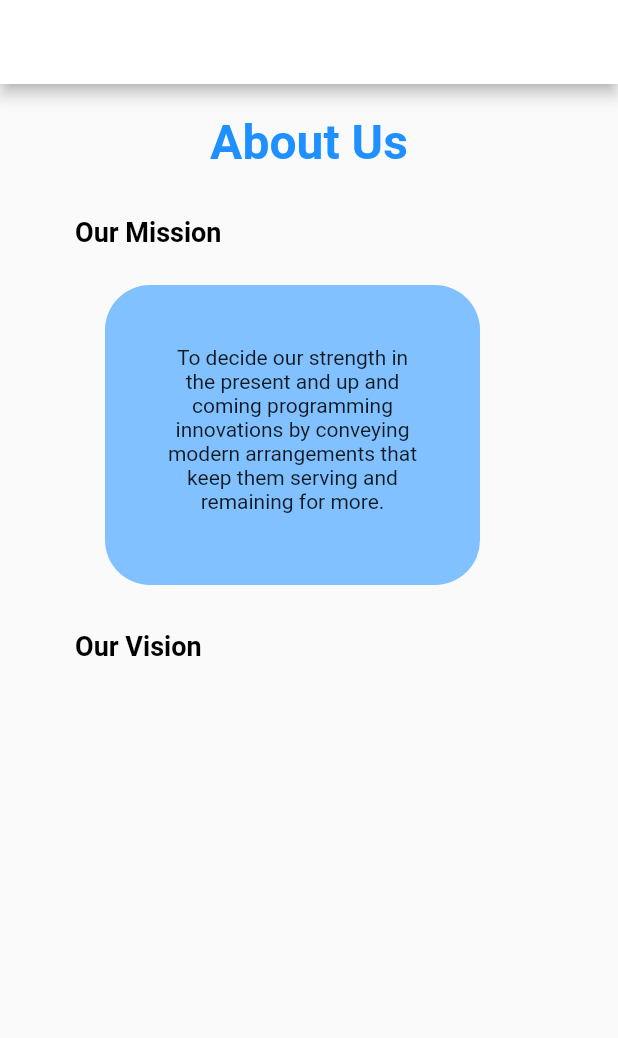
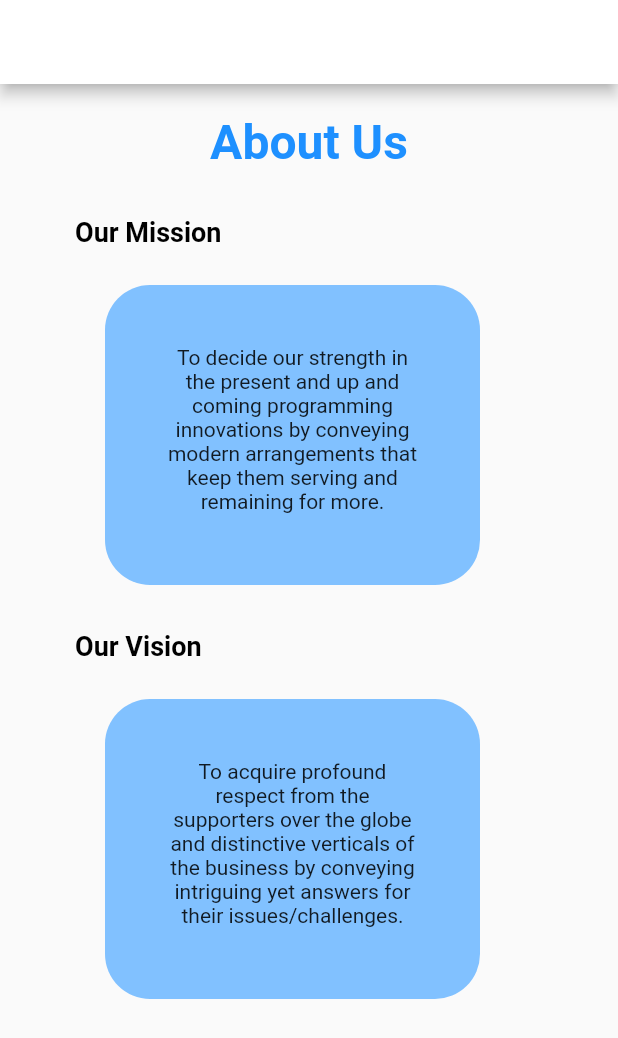
Before and after one commit to Yasodkai11/MAD, a Flutter app: the AboutUs screen opened directly, on a phone screen of 412 x 824 dp. Shown: the top 1038 px of the screen. Run offline on Flutter 3.47's test engine with Material 2 defaults, Android fonts, the phone set to English and light mode, and no system bars; our stand-ins replace quickalert.

Commit message:
aboutusfour

```diff
--- a/unity_world/lib/pages/SettingPage/about_us_page.dart
+++ b/unity_world/lib/pages/SettingPage/about_us_page.dart
@@ -79,6 +79,24 @@ const SizedBox(height: 15.0),
               ),
             ),
 
+
+
+ const SizedBox(
+  height: 10.0),
+  Container(
+    margin: const EdgeInsets.only(top: 10, bottom: 5, right: 50, left: 50,),
+    width: 250.0,
+    height: 200.0,
+
+
+    decoration:  BoxDecoration (
+    borderRadius:  BorderRadius.circular(30.0),
+    color: Color.fromARGB(255, 129, 193, 255),),
+    padding: EdgeInsets.all(40),
+    child: const Text("To acquire profound respect from the supporters over the globe and distinctive verticals of the business by conveying intriguing yet answers for their issues/challenges.",
+    textAlign:  TextAlign.center,
+    ),
+  ),
 
 
 
```
